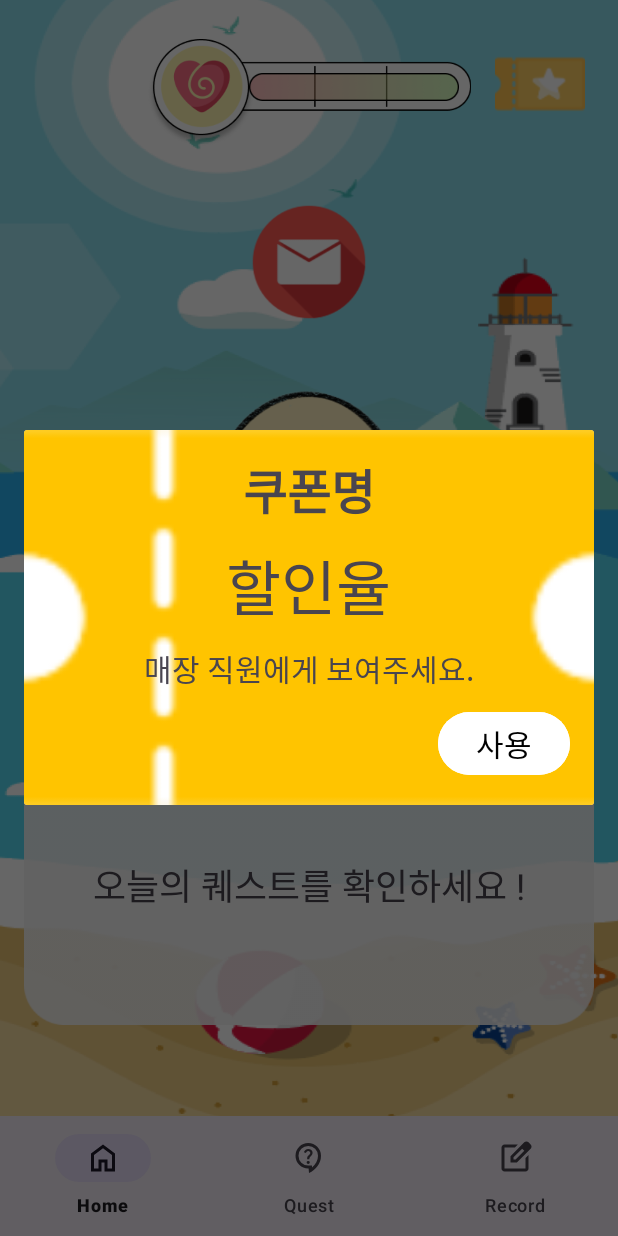
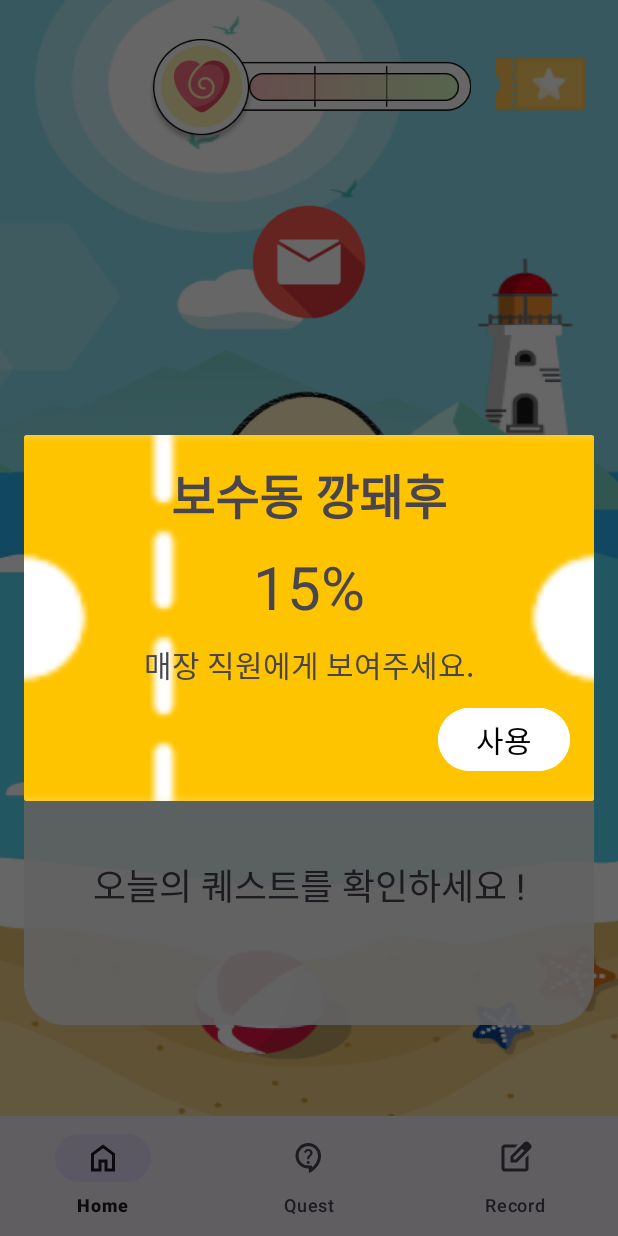
Before and after one commit to kyleidea1/Manolja, an Android app: the screen it shows after launch (MainActivity), after a tap on an icon or button, on a phone screen of 412 x 824 dp. Run offline under Robolectric (Android 15) with nearby library versions, the phone set to English and light mode, and no system bars; network calls fail; 2 statements that could not run were skipped.

Commit message:
feat: 민혁마지막커밋 ㅜ

```diff
--- a/app/src/main/java/com/example/manolja/Manolja.kt
+++ b/app/src/main/java/com/example/manolja/Manolja.kt
@@ -10,6 +10,7 @@ import kotlinx.coroutines.Dispatchers
 import kotlinx.coroutines.launch
 import okhttp3.Dispatcher
 import java.util.UUID
+import kotlin.random.Random
 
 class Manolja : Application() {
 
@@ -36,10 +37,12 @@ class Manolja : Application() {
         super.onCreate()
         val scope = CoroutineScope(Dispatchers.Main)
         val uuid = getUUID(applicationContext)
-        val nickname = "테스트유저"
         scope.launch {
-            RetrofitProvider.memberApiService.initMember(MemberPost(uuid, "부기"))
+            RetrofitProvider.memberApiService.initMember(MemberPost(uuid, "부기${generateRandomInt(1,999)}"))
         }
     }
+}
 
+fun generateRandomInt(min: Int, max: Int): Int {
+    return Random.nextInt(min, max + 1) // min <= result <= max
 }
--- a/app/src/main/java/com/example/manolja/data/api/apiservice/QuestApiService.kt
+++ b/app/src/main/java/com/example/manolja/data/api/apiservice/QuestApiService.kt
@@ -1,5 +1,6 @@
 package com.example.manolja.data.api.apiservice
 
+import com.example.manolja.data.api.apiresponse.CouponApiResponse
 import com.example.manolja.data.api.apiresponse.QuestApiResponse
 import retrofit2.http.GET
 import retrofit2.http.POST
@@ -17,4 +18,7 @@ interface QuestApiService {
 
     @GET("quest/isComplete/{uuid}")
     suspend fun isComplete(@Path("uuid") uuid: String): Boolean
+
+    @GET("quest/coupon/{uuid}")
+    suspend fun checkCoupon(@Path("uuid") uuid: String): CouponApiResponse
 }
--- a/app/src/main/java/com/example/manolja/data/api/apiservice/RewardApiService.kt
+++ b/app/src/main/java/com/example/manolja/data/api/apiservice/RewardApiService.kt
@@ -3,8 +3,12 @@ package com.example.manolja.data.api.apiservice
 import com.example.manolja.data.api.apiresponse.RewardApiResponse
 import retrofit2.http.GET
 import retrofit2.http.Path
+import retrofit2.http.Query
 
 interface RewardApiService {
     @GET("reward/select/{uuid}")
     suspend fun getReward(@Path("uuid") uuid: String): RewardApiResponse
+
+    @GET("reward/select/{rewardNo}/{uuid}")
+    suspend fun selectReward(@Path("rewardNo") rewardNo: Long, @Query("uuid") uuid: String): Unit
 }
--- a/app/src/main/java/com/example/manolja/ui/fragment/HomeFragment.kt
+++ b/app/src/main/java/com/example/manolja/ui/fragment/HomeFragment.kt
@@ -2,8 +2,8 @@ package com.example.manolja.ui.fragment
 
 import android.app.AlertDialog
 import android.app.Dialog
-import android.content.Context
 import android.os.Bundle
+import android.util.Log
 import android.view.LayoutInflater
 import android.view.View
 import android.view.ViewGroup
@@ -13,6 +13,11 @@ import android.widget.LinearLayout
 import android.widget.TextView
 import androidx.fragment.app.Fragment
 import com.example.manolja.R
+import com.example.manolja.data.api.RetrofitProvider
+import kotlinx.coroutines.CoroutineScope
+import kotlinx.coroutines.Dispatchers
+import kotlinx.coroutines.launch
+import kotlinx.coroutines.withContext
 
 class HomeFragment : Fragment() {
 
@@ -23,19 +28,30 @@ class HomeFragment : Fragment() {
     private lateinit var couponDialog: Dialog
     private lateinit var layoutTextContainer: LinearLayout
     private lateinit var tvNoCoupons: TextView
+    private lateinit var tvQuestName: TextView
+    private lateinit var tvAddress: TextView
+    private lateinit var tvCouponName: TextView
+    private lateinit var tvDiscountRate: TextView
+
+
     private var isCouponUsed: Boolean = false
 
     override fun onCreateView(
         inflater: LayoutInflater, container: ViewGroup?,
         savedInstanceState: Bundle?
     ): View? {
-        val view = inflater.inflate(R.layout.fragment_home, container, false)
+        val home_view = inflater.inflate(R.layout.fragment_home, container, false)
+        val coupon_view = inflater.inflate(R.layout.coupon_dialog, container, false)
+        // Initialize views
+        ivMail = home_view.findViewById(R.id.ivMail)
+        tvQuestPrompt = home_view.findViewById(R.id.tvQuestPrompt)
+        textContainer = home_view.findViewById(R.id.textContainer)
+        ivCoupon = home_view.findViewById(R.id.ivCoupon)
 
-        ivMail = view.findViewById(R.id.ivMail)
-        tvQuestPrompt = view.findViewById(R.id.tvQuestPrompt)
-        textContainer = view.findViewById(R.id.textContainer)
-        ivCoupon = view.findViewById(R.id.ivCoupon)
-
+        tvQuestName = home_view.findViewById(R.id.tvQuestName)
+        tvAddress = home_view.findViewById(R.id.tvAddress)
+        tvCouponName = coupon_view.findViewById(R.id.tvCouponName)
+        tvDiscountRate = coupon_view.findViewById(R.id.tvDiscount)
         ivMail.setOnClickListener {
             tvQuestPrompt.visibility = View.INVISIBLE
             ivMail.visibility = View.INVISIBLE
@@ -46,8 +62,48 @@ class HomeFragment : Fragment() {
             showCouponDialog()
         }
 
-        return view
+        // Load data from server
+        loadQuest()
+
+        return home_view
     }
+
+    private fun loadQuest() {
+        // Use coroutine to fetch data from server
+        CoroutineScope(Dispatchers.IO).launch {
+            try {
+                // Fetch data from server
+                val quest = RetrofitProvider.questApiService.getTodayQuest()
+                withContext(Dispatchers.Main) {
+                    // Update UI elements with fetched data
+                    Log.d("here1", "loadData: ${quest.name}, ${quest.place}")
+                    tvQuestName.text = "퀘스트: ${quest.name}"
+                    tvAddress.text = "장소: ${quest.place}"
+                }
+            } catch (e: Exception) {
+                Log.e("HomeFragment", "Error fetching data: ${e.message}")
+            }
+        }
+    }
+
+    private fun loadCoupon() {
+        // Use coroutine to fetch data from server
+        CoroutineScope(Dispatchers.IO).launch {
+            try {
+                val coupon = RetrofitProvider.questApiService.checkCoupon("9b1deb4d-3b7d-4bad-9bdd-2b0d7b3dcb6d")
+
+                withContext(Dispatchers.Main) {
+                    // Update UI elements with fetched data
+                    tvCouponName.text = coupon.place
+                    tvDiscountRate.text = coupon.discount.toString()
+                    Log.d("here2", "loadData: ${coupon.place}, ${coupon.discount}")
+                }
+            } catch (e: Exception) {
+                Log.e("HomeFragment", "Error fetching data: ${e.message}")
+            }
+        }
+    }
+
 
     private fun showCouponDialog() {
         val dialogView = LayoutInflater.from(context).inflate(R.layout.coupon_dialog, null)
--- a/app/src/main/res/layout/coupon_dialog.xml
+++ b/app/src/main/res/layout/coupon_dialog.xml
@@ -18,16 +18,15 @@
             android:id="@+id/tvCouponName"
             android:layout_width="wrap_content"
             android:layout_height="wrap_content"
-            android:text="쿠폰명"
+            android:text="보수동 깡돼후"
             android:textStyle="bold"
             android:textSize="32sp"
             android:layout_marginBottom="10dp"/>
-
         <TextView
-            android:id="@+id/tvDiscountRate"
+            android:id="@+id/tvDiscount"
             android:layout_width="wrap_content"
             android:layout_height="wrap_content"
-            android:text="할인율"
+            android:text="15%"
             android:layout_marginBottom="10dp"
             android:textSize="40sp"/>
 
```
Also changed, not shown: app/src/main/java/com/example/manolja/data/api/apiresponse/QuestApiResponse.kt (+9 -0 lines).
